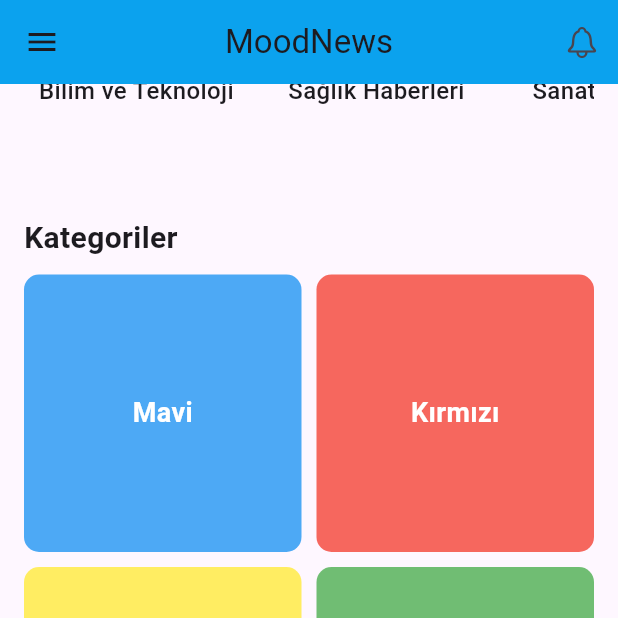
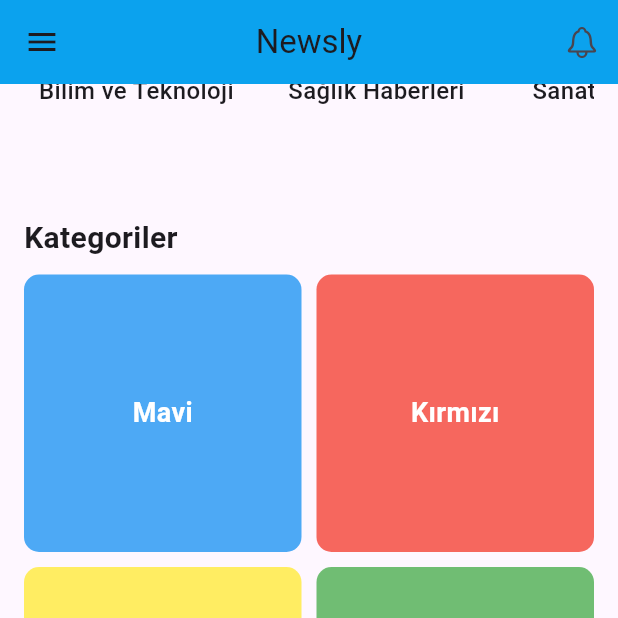
Before and after one commit to nilaykarabudak/N-Flutter, a Flutter app: the HomeScreen screen opened by its route, scrolled down 187 dp, on a phone screen of 412 x 824 dp, the top half of it. Run offline on Flutter 3.47's test engine with Material 3 defaults, Android fonts, the phone set to English and light mode, and no system bars; our stand-ins replace go_router, lottie; missing offline and left inert: dotlottie_loader.

Commit message:
Kategory Yönlendirme Düzeltme
Kategory Yönlendirme Düzeltme

```diff
--- a/lib/screens/home_screen.dart
+++ b/lib/screens/home_screen.dart
@@ -13,7 +13,7 @@ class HomeScreen extends StatelessWidget {
   Widget build(BuildContext context) {
     return Scaffold(
       appBar: AppBar(
-        title: const Text('MoodNews'),
+        title: const Text('Newsly'),
         centerTitle: true,
         backgroundColor: Colors.lightBlue, // Primary renk
         actions: [
@@ -65,13 +65,6 @@ class HomeScreen extends StatelessWidget {
               title: const Text('Profile'),
               onTap: () {
                 context.go("/profile");
-              },
-            ),
-            ListTile(
-              leading: const Icon(CupertinoIcons.person),
-              title: const Text('Kategori'),
-              onTap: () {
-                context.go("/category");
               },
             ),
             ListTile(
```
Also changed, not shown: lib/core/routes.dart (+20 -2 lines).
